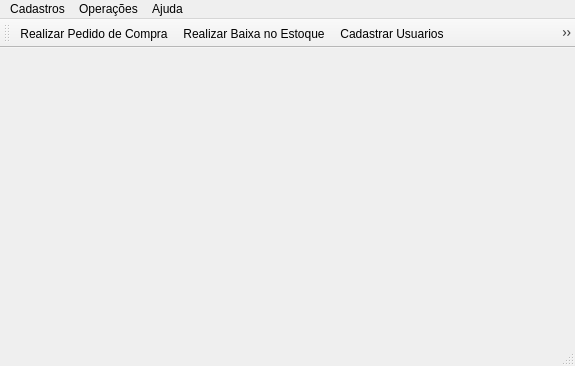
Old version of the form telas/principal.ui in the repository alissonbf/projeto-coopervap.
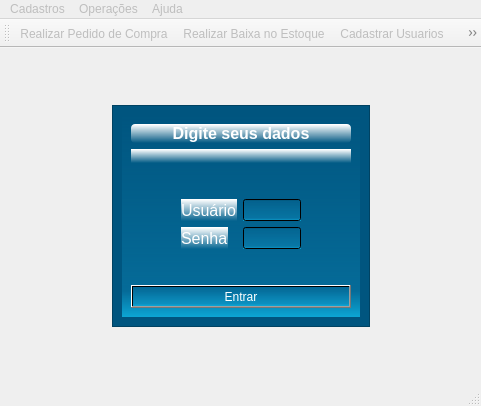
New version of the form. Icons and pictures are not drawn.

The edit to the form file:
```diff
--- a/telas/principal.ui
+++ b/telas/principal.ui
@@ -6,8 +6,8 @@
    <rect>
     <x>0</x>
     <y>0</y>
-    <width>575</width>
-    <height>366</height>
+    <width>481</width>
+    <height>406</height>
    </rect>
   </property>
   <property name="sizePolicy">
@@ -29,6 +29,9 @@
    <iconset resource="img.qrc">
     <normaloff>:/newPrefix/images/logo.png</normaloff>:/newPrefix/images/logo.png</iconset>
   </property>
+  <property name="styleSheet">
+   <string notr="true"/>
+  </property>
   <widget class="QWidget" name="centralwidget">
    <property name="maximumSize">
     <size>
@@ -36,16 +39,217 @@
      <height>489</height>
     </size>
    </property>
+   <layout class="QGridLayout" name="gridLayout_2">
+    <item row="0" column="1">
+     <spacer name="verticalSpacer">
+      <property name="orientation">
+       <enum>Qt::Vertical</enum>
+      </property>
+      <property name="sizeHint" stdset="0">
+       <size>
+        <width>20</width>
+        <height>57</height>
+       </size>
+      </property>
+     </spacer>
+    </item>
+    <item row="1" column="0">
+     <spacer name="horizontalSpacer">
+      <property name="orientation">
+       <enum>Qt::Horizontal</enum>
+      </property>
+      <property name="sizeHint" stdset="0">
+       <size>
+        <width>152</width>
+        <height>20</height>
+       </size>
+      </property>
+     </spacer>
+    </item>
+    <item row="1" column="1">
+     <widget class="QFrame" name="frame">
+      <property name="styleSheet">
+       <string notr="true">background-color: rgb(0, 85, 127);</string>
+      </property>
+      <property name="frameShape">
+       <enum>QFrame::StyledPanel</enum>
+      </property>
+      <property name="frameShadow">
+       <enum>QFrame::Raised</enum>
+      </property>
+      <layout class="QGridLayout" name="gridLayout">
+       <item row="0" column="0">
+        <widget class="QWidget" name="widget" native="true">
+         <property name="font">
+          <font>
+           <pointsize>12</pointsize>
+          </font>
+         </property>
+         <property name="styleSheet">
+          <string notr="true">background-color: qlineargradient(spread:pad, x1:1, y1:1, x2:1, y2:0, stop:0 rgba(12, 166, 213, 255), stop:0.129032 rgba(19, 165, 218, 70), stop:1 rgba(74, 153, 255, 0));
+color: rgb(255, 255, 255);</string>
+         </property>
+         <layout class="QVBoxLayout" name="verticalLayout">
+          <item>
+           <widget class="QLabel" name="label_3">
+            <property name="font">
+             <font>
+              <pointsize>12</pointsize>
+              <weight>75</weight>
+              <bold>true</bold>
+             </font>
+            </property>
+            <property name="styleSheet">
+             <string notr="true">background-color: qlineargradient(spread:repeat, x1:1, y1:1, x2:1, y2:0, stop:0 rgba(255, 255, 255, 0), stop:0.973118 rgba(255, 255, 255, 1));
+color: rgb(255, 255, 255);
+border-radius:4px;</string>
+            </property>
+            <property name="text">
+             <string>Digite seus dados</string>
+            </property>
+            <property name="alignment">
+             <set>Qt::AlignCenter</set>
+            </property>
+           </widget>
+          </item>
+          <item>
+           <widget class="QLabel" name="label_4">
+            <property name="styleSheet">
+             <string notr="true">background-color: qlineargradient(spread:repeat, x1:1, y1:1, x2:1, y2:0, stop:0 rgba(255, 255, 255, 0), stop:0.973118 rgba(255, 255, 255, 1));</string>
+            </property>
+            <property name="text">
+             <string/>
+            </property>
+            <property name="pixmap">
+             <pixmap resource="img.qrc">:/newPrefix/images/banner.png</pixmap>
+            </property>
+           </widget>
+          </item>
+          <item>
+           <layout class="QFormLayout" name="formLayout">
+            <property name="fieldGrowthPolicy">
+             <enum>QFormLayout::AllNonFixedFieldsGrow</enum>
+            </property>
+            <property name="leftMargin">
+             <number>50</number>
+            </property>
+            <property name="topMargin">
+             <number>30</number>
+            </property>
+            <property name="rightMargin">
+             <number>50</number>
+            </property>
+            <property name="bottomMargin">
+             <number>30</number>
+            </property>
+            <item row="1" column="0">
+             <widget class="QLabel" name="label">
+              <property name="font">
+               <font>
+                <pointsize>12</pointsize>
+               </font>
+              </property>
+              <property name="styleSheet">
+               <string notr="true">background-color: qlineargradient(spread:repeat, x1:1, y1:1, x2:1, y2:0, stop:0 rgba(255, 255, 255, 0), stop:0.973118 rgba(255, 255, 255, 1));</string>
+              </property>
+              <property name="text">
+               <string>Usuário</string>
+              </property>
+             </widget>
+            </item>
+            <item row="1" column="1">
+             <widget class="QLineEdit" name="EditUser">
+              <property name="styleSheet">
+               <string notr="true">color: rgb(0, 0, 0);</string>
+              </property>
+             </widget>
+            </item>
+            <item row="2" column="0">
+             <widget class="QLabel" name="label_2">
+              <property name="font">
+               <font>
+                <pointsize>12</pointsize>
+               </font>
+              </property>
+              <property name="styleSheet">
+               <string notr="true">background-color: qlineargradient(spread:repeat, x1:1, y1:1, x2:1, y2:0, stop:0 rgba(255, 255, 255, 0), stop:0.973118 rgba(255, 255, 255, 1));</string>
+              </property>
+              <property name="text">
+               <string>Senha</string>
+              </property>
+             </widget>
+            </item>
+            <item row="2" column="1">
+             <widget class="QLineEdit" name="EditSenha">
+              <property name="styleSheet">
+               <string notr="true">color: rgb(0, 0, 0);</string>
+              </property>
+              <property name="echoMode">
+               <enum>QLineEdit::Password</enum>
+              </property>
+             </widget>
+            </item>
+           </layout>
+          </item>
+          <item>
+           <widget class="QPushButton" name="btEntrar">
+            <property name="focusPolicy">
+             <enum>Qt::StrongFocus</enum>
+            </property>
+            <property name="text">
+             <string>Entrar</string>
+            </property>
+           </widget>
+          </item>
+         </layout>
+        </widget>
+       </item>
+      </layout>
+     </widget>
+    </item>
+    <item row="1" column="2">
+     <spacer name="horizontalSpacer_2">
+      <property name="orientation">
+       <enum>Qt::Horizontal</enum>
+      </property>
+      <property name="sizeHint" stdset="0">
+       <size>
+        <width>151</width>
+        <height>20</height>
+       </size>
+      </property>
+     </spacer>
+    </item>
+    <item row="2" column="1">
+     <spacer name="verticalSpacer_2">
+      <property name="orientation">
+       <enum>Qt::Vertical</enum>
+      </property>
+      <property name="sizeHint" stdset="0">
+       <size>
+        <width>20</width>
+        <height>56</height>
+       </size>
+      </property>
+     </spacer>
+    </item>
+   </layout>
   </widget>
   <widget class="QMenuBar" name="menubar">
+   <property name="enabled">
+    <bool>false</bool>
+   </property>
    <property name="geometry">
     <rect>
      <x>0</x>
      <y>0</y>
-     <width>575</width>
-     <height>23</height>
+     <width>481</width>
+     <height>25</height>
     </rect>
    </property>
+   <property name="styleSheet">
+    <string notr="true"/>
+   </property>
    <widget class="QMenu" name="menuCadastros">
     <property name="title">
      <string>Cadastros</string>
@@ -79,6 +283,9 @@
   </widget>
   <widget class="QStatusBar" name="statusbar"/>
   <widget class="QToolBar" name="toolBar">
+   <property name="enabled">
+    <bool>false</bool>
+   </property>
    <property name="windowTitle">
     <string>toolBar</string>
    </property>
@@ -104,6 +311,8 @@
    <addaction name="actionCadastrar_Equipamentos"/>
    <addaction name="actionCadastrar_Departamentos"/>
    <addaction name="actionCadastrar_SubDepartamentos"/>
+   <addaction name="separator"/>
+   <addaction name="actionSair"/>
   </widget>
   <action name="actionCadastrar_Usuarios">
    <property name="checkable">
@@ -249,6 +458,24 @@
     <bool>true</bool>
    </property>
   </action>
+  <action name="actionSair">
+   <property name="icon">
+    <iconset resource="img.qrc">
+     <normaloff>:/newPrefix/images/exit.png</normaloff>:/newPrefix/images/exit.png</iconset>
+   </property>
+   <property name="text">
+    <string>Sair</string>
+   </property>
+  </action>
+  <action name="actionSair2">
+   <property name="icon">
+    <iconset resource="img.qrc">
+     <normaloff>:/newPrefix/images/button_cancel2.png</normaloff>:/newPrefix/images/button_cancel2.png</iconset>
+   </property>
+   <property name="text">
+    <string>Sair2</string>
+   </property>
+  </action>
  </widget>
  <resources>
   <include location="img.qrc"/>
```
